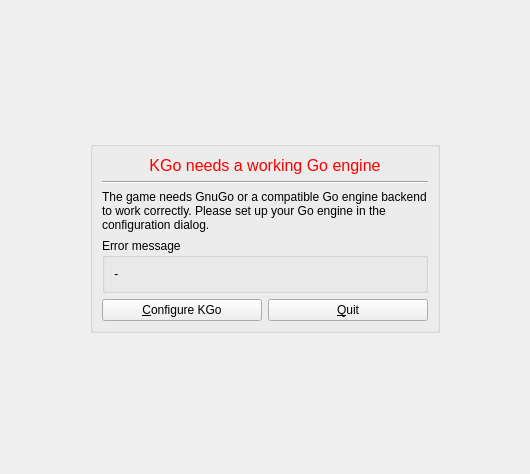
The window that src/gui/screens/messagescreen.ui (KDE/kigo) describes before a commit, drawn with Qt 5.
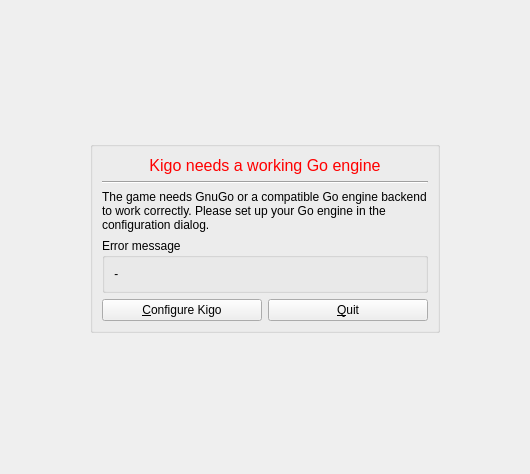
The same window after the commit. Custom widgets are drawn as their Qt base class.

Commit message: Changed KGo's name to Kigo.

```diff
--- a/src/gui/screens/messagescreen.ui
+++ b/src/gui/screens/messagescreen.ui
@@ -63,7 +63,7 @@
 &lt;html>&lt;head>&lt;meta name="qrichtext" content="1" />&lt;style type="text/css">
 p, li { white-space: pre-wrap; }
 &lt;/style>&lt;/head>&lt;body style=" font-family:'Sans Serif'; font-size:12pt; font-weight:400; font-style:normal;">
-&lt;p style=" margin-top:0px; margin-bottom:0px; margin-left:0px; margin-right:0px; -qt-block-indent:0; text-indent:0px;">&lt;span style=" color:#ff0000;">KGo needs a working Go engine&lt;/span>&lt;/p>&lt;/body>&lt;/html></string>
+&lt;p style=" margin-top:0px; margin-bottom:0px; margin-left:0px; margin-right:0px; -qt-block-indent:0; text-indent:0px;">&lt;span style=" color:#ff0000;">Kigo needs a working Go engine&lt;/span>&lt;/p>&lt;/body>&lt;/html></string>
         </property>
         <property name="alignment" >
          <set>Qt::AlignCenter</set>
@@ -93,7 +93,7 @@
       <item row="4" column="0" >
        <widget class="KPushButton" name="configureButton" >
         <property name="text" >
-         <string>&amp;Configure KGo</string>
+         <string>&amp;Configure Kigo</string>
         </property>
        </widget>
       </item>
```
The commit also changes 54 other files.
